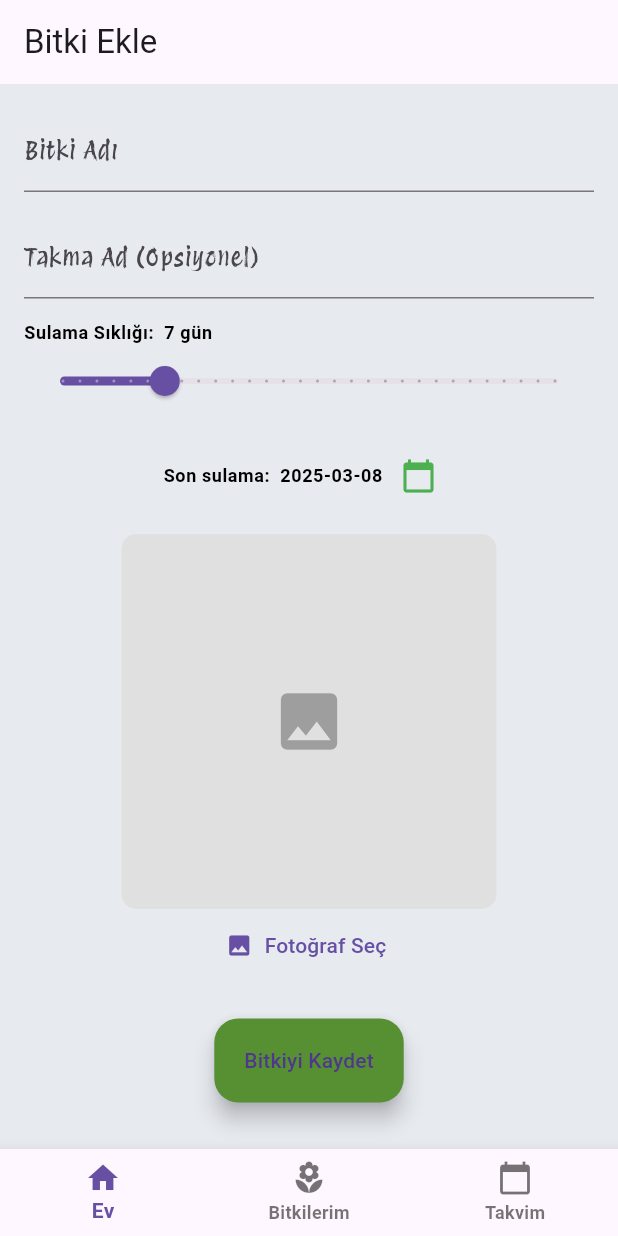
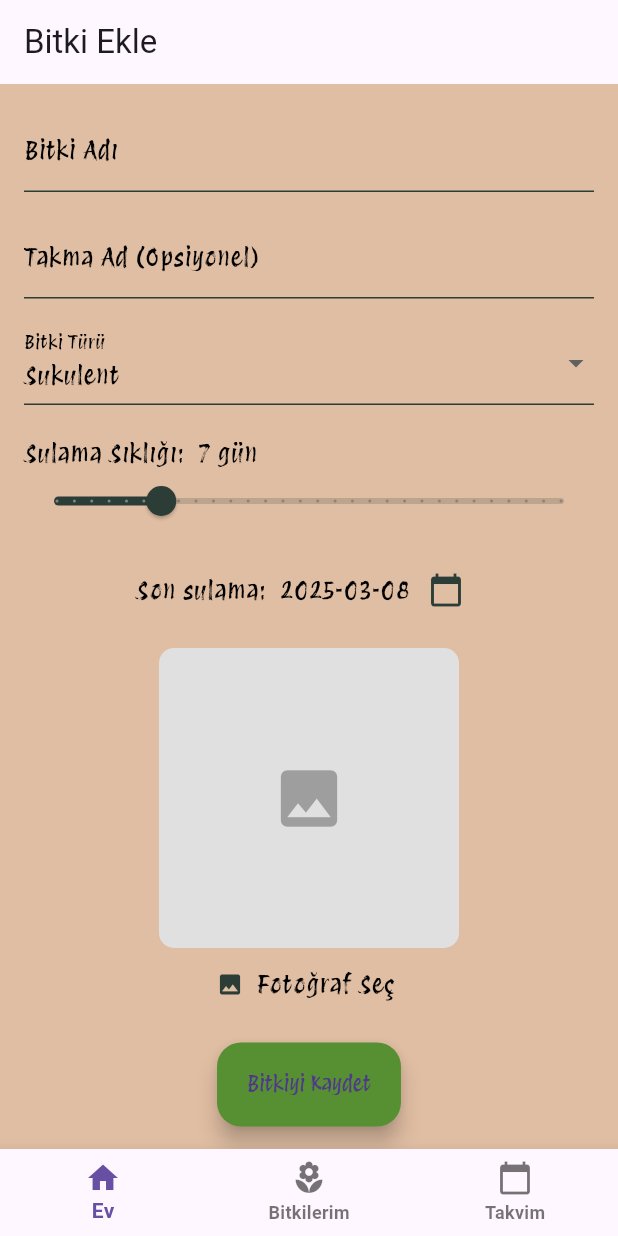
Before and after one commit to OsmanTurgut2335/planneT, a Flutter app: the screen it shows after launch, after a tap on "Bitki Ekle", on a phone screen of 412 x 824 dp. Run offline on Flutter 3.47's test engine with Material 3 defaults, Android fonts, the phone set to English and light mode, and no system bars; our stand-ins replace bloc, equatable, flutter_bloc, go_router, hive, hive_flutter and 2 more; accounts and stored records are empty.

Commit message:
ui improvements made in add plant screen

```diff
--- /dev/null
+++ b/assets/plant_types.json
@@ -0,0 +1,6 @@
+{
+    "genisYaprakli": ["Monstera", "Pothos", "Kauçuk Bitkisi"],
+    "sukulentKaktus": ["Sukulent", "Kaktüs", "Aloe Vera"],
+    "cicekli": ["Barış Çiçeği", "Orkide"],
+    "diger": ["Diğer"]
+  }
--- a/lib/core/constants/app_colors.dart
+++ b/lib/core/constants/app_colors.dart
@@ -1,5 +1,6 @@
 import 'package:flutter/material.dart';
 
 class AppColors {
-  static const Color scaffoldBackground = Color(0xFFE7EAEF);
+  static const Color scaffoldBackground = Color.fromARGB(255, 224, 190, 163);
+  static const Color deepPine = Color(0xFF2B3D36);
 }
--- a/lib/core/theme/app_theme.dart
+++ b/lib/core/theme/app_theme.dart
@@ -16,8 +16,17 @@ class AppTheme {
         // Diğer text stilleri...
       ),
 
-      floatingActionButtonTheme: FloatingActionButtonThemeData(backgroundColor: Color(0xFF569033)),
+      floatingActionButtonTheme: FloatingActionButtonThemeData(
+        backgroundColor: Color(0xFF569033),
+        extendedTextStyle: TextStyle(color: Colors.black, fontFamily: 'ProtestRevolution'),
+      ),
       scaffoldBackgroundColor: AppColors.scaffoldBackground,
+      inputDecorationTheme: InputDecorationTheme(
+        focusedBorder: UnderlineInputBorder(borderSide: BorderSide(color: Color(0xFF569033))),
+        enabledBorder: UnderlineInputBorder(borderSide: BorderSide(color: Color(0xFF2B3D36))),
+        // Label style (the text for the label)
+        labelStyle: TextStyle(color: Colors.black, fontFamily: 'ProtestRevolution'),
+      ),
     );
   }
 
--- a/lib/features/cubit/addplant/add_plant_cubit.dart
+++ b/lib/features/cubit/addplant/add_plant_cubit.dart
@@ -79,7 +79,10 @@ class AddPlantCubit extends Cubit<AddPlantState> {
       savePlant();
     }
   }
-
+  // Bitki türünü ayarlamak için yeni metot
+  void setPlantType(String type) {
+    emit(state.copyWith(plantType: type));
+  }
   void showImagePicker(BuildContext context) {
     showModalBottomSheet(
       context: context,
--- a/lib/features/cubit/addplant/add_plant_state.dart
+++ b/lib/features/cubit/addplant/add_plant_state.dart
@@ -4,13 +4,14 @@ class AddPlantState {
   final String? imagePath;
   final DateTime lastWateredDate;
   final int wateringFrequency;
-
   final bool isLoading;
   final bool isSuccess;
   final String? error;
 
+  // Yeni eklenen alan: Bitki Türü
+  final String plantType;
 
-   AddPlantState({
+  AddPlantState({
     this.plantName = '',
     this.plantNickname,
     this.imagePath,
@@ -19,8 +20,8 @@ class AddPlantState {
     this.isLoading = false,
     this.isSuccess = false,
     this.error,
+    this.plantType = 'Diğer', // Varsayılan değer
   }) : lastWateredDate = lastWateredDate ?? DateTime.now();
-
 
   AddPlantState copyWith({
     String? plantName,
@@ -31,6 +32,7 @@ class AddPlantState {
     bool? isLoading,
     bool? isSuccess,
     String? error,
+    String? plantType,
   }) {
     return AddPlantState(
       plantName: plantName ?? this.plantName,
@@ -41,6 +43,7 @@ class AddPlantState {
       isLoading: isLoading ?? this.isLoading,
       isSuccess: isSuccess ?? this.isSuccess,
       error: error,
+      plantType: plantType ?? this.plantType,
     );
   }
 }
--- a/lib/features/cubit/watering/watering_state.dart
+++ b/lib/features/cubit/watering/watering_state.dart
@@ -1,5 +1,5 @@
 
-import 'package:allplant/features/models/plant.dart';
+
 import 'package:allplant/features/models/upcoming_event.dart';
 
 abstract class WateringState {}
--- a/lib/features/models/plant.dart
+++ b/lib/features/models/plant.dart
@@ -16,20 +16,24 @@ class Plant extends HiveObject {
   @HiveField(3)
   final int wateringFrequencyInDays;
 
-  // Yeni alan: Nullable nickname
   @HiveField(4)
   final String? nickname;
 
   @HiveField(5)
   bool isWateredToday;
 
+
+  @HiveField(6)
+  final String plantType;
+
   Plant({
     required this.name,
     required this.imageUrl,
     required this.lastWateredDate,
     required this.wateringFrequencyInDays,
-    this.nickname, // nullable olduğu için required değil
+    this.nickname,
     this.isWateredToday = false,
+    this.plantType = 'Diğer',
   });
 
   int get daysUntilNextWatering {
--- a/lib/features/repository/add_plant_repository.dart
+++ b/lib/features/repository/add_plant_repository.dart
@@ -1,11 +1,9 @@
-
 import 'package:allplant/features/models/plant.dart';
 import 'package:hive/hive.dart';
-import 'package:image_picker/image_picker.dart';
+
 
 class AddPlantRepository {
   final Box<Plant> plantBox;
-  final ImagePicker _picker = ImagePicker();
 
   AddPlantRepository() : plantBox = Hive.box<Plant>('plants');
 
@@ -19,7 +17,6 @@ class AddPlantRepository {
     return plantBox.values.toList();
   }
 
-
   // 🗑 Bir bitkiyi sil
   Future<void> deletePlant(int index) async {
     await plantBox.deleteAt(index);
@@ -29,6 +26,4 @@ class AddPlantRepository {
   Future<void> updatePlant(int index, Plant updatedPlant) async {
     await plantBox.putAt(index, updatedPlant);
   }
-
-
 }
--- a/lib/features/widgets/calendar_state_handler.dart
+++ b/lib/features/widgets/calendar_state_handler.dart
@@ -91,9 +91,7 @@ class _CalendarStateHandlerState extends State<CalendarStateHandler> {
 
   List<String> _getEventsForDay(DateTime day, Map<DateTime, List<String>> wateringSchedule) {
     DateTime normalizedDay = DateTime(day.year, day.month, day.day);
-    print(wateringSchedule);
-    print(normalizedDay);
-    print(wateringSchedule[normalizedDay]);
+
     return wateringSchedule[normalizedDay] ?? [];
   }
 }
--- /dev/null
+++ b/lib/features/widgets/plant_type_dropdown.dart
@@ -0,0 +1,69 @@
+import 'dart:convert';
+import 'package:flutter/material.dart';
+import 'package:flutter/services.dart' show rootBundle;
+
+
+class PlantTypeDropdown extends StatefulWidget {
+  final Function(String) onSelected;
+
+  const PlantTypeDropdown({super.key, required this.onSelected});
+
+  @override
+  State<PlantTypeDropdown> createState() => _PlantTypeDropdownState();
+}
+
+class _PlantTypeDropdownState extends State<PlantTypeDropdown> {
+  List<String> _options = [];
+  String? _selected;
+
+  @override
+  void initState() {
+    super.initState();
+    _loadData();
+  }
+
+
+  Future<void> _loadData() async {
+    final String jsonString = await rootBundle.loadString('assets/plant_types.json');
+    final Map<String, dynamic> data = json.decode(jsonString);
+
+    final dayanikli = (data['sukulentKaktus'] as List).cast<String>();
+    final cicekli = (data['genisYaprakli'] as List).cast<String>();
+    final sarmasik = (data['cicekli'] as List).cast<String>();
+    final diger = (data['diger'] as List).cast<String>();
+
+
+    final allTypes = <String>[...dayanikli, ...cicekli, ...sarmasik, ...diger];
+
+    setState(() {
+      _options = allTypes;
+
+      _selected = allTypes.isNotEmpty ? allTypes.first : null;
+    });
+  }
+
+  @override
+  Widget build(BuildContext context) {
+
+    if (_options.isEmpty) {
+      return const Center(child: CircularProgressIndicator());
+    }
+
+    return DropdownButtonFormField<String>(
+      decoration: const InputDecoration(labelText: 'Bitki Türü'),
+      value: _selected,
+      items:
+          _options.map((type) {
+            return DropdownMenuItem(value: type, child: Text(type, style: Theme.of(context).textTheme.bodyLarge));
+          }).toList(),
+      onChanged: (value) {
+        if (value != null) {
+          setState(() {
+            _selected = value;
+          });
+          widget.onSelected(value);
+        }
+      },
+    );
+  }
+}
--- /dev/null
+++ b/lib/features/widgets/watering_slider.dart
@@ -0,0 +1,37 @@
+import 'package:allplant/core/constants/app_colors.dart';
+import 'package:allplant/features/cubit/addplant/add_plant_cubit.dart';
+import 'package:flutter/material.dart';
+import 'package:flutter_bloc/flutter_bloc.dart';
+
+class WateringSlider extends StatelessWidget {
+  const WateringSlider({super.key});
+
+  @override
+  Widget build(BuildContext context) {
+    final cubit = context.read<AddPlantCubit>();
+    final wateringFrequency = context.select<AddPlantCubit, int>((cubit) => cubit.state.wateringFrequency);
+
+    return SliderTheme(
+      data: SliderTheme.of(context).copyWith(
+        activeTrackColor: AppColors.deepPine,
+        inactiveTrackColor: AppColors.deepPine.withValues(alpha: 0.2),
+        thumbColor: AppColors.deepPine,
+        overlayColor: AppColors.deepPine.withValues(alpha: 0.2),
+        thumbShape: const RoundSliderThumbShape(enabledThumbRadius: 10),
+        overlayShape: const RoundSliderOverlayShape(overlayRadius: 20),
+        valueIndicatorColor: const Color(0xFFD8DDD7),
+        valueIndicatorTextStyle: const TextStyle(color: Colors.white),
+      ),
+      child: Slider(
+        value: wateringFrequency.toDouble(),
+        min: 1,
+        max: 30,
+        divisions: 29,
+        label: wateringFrequency.toString(),
+        onChanged: (value) {
+          cubit.updateWateringFrequency(value.toInt());
+        },
+      ),
+    );
+  }
+}
--- a/lib/pages/add_plant.dart
+++ b/lib/pages/add_plant.dart
@@ -1,6 +1,8 @@
 // ignore_for_file: public_member_api_docs, sort_constructors_first
 import 'dart:io';
 
+import 'package:allplant/features/widgets/plant_type_dropdown.dart';
+import 'package:allplant/features/widgets/watering_slider.dart';
 import 'package:flutter/material.dart';
 import 'package:flutter_bloc/flutter_bloc.dart';
 
@@ -8,8 +10,6 @@ import 'package:allplant/core/constants/strings.dart';
 import 'package:allplant/features/cubit/addplant/add_plant_cubit.dart';
 import 'package:allplant/features/cubit/addplant/add_plant_state.dart';
 import 'package:allplant/features/repository/add_plant_repository.dart';
-
-
 
 class AddPlantScreen extends StatefulWidget {
   const AddPlantScreen({super.key});
@@ -30,13 +30,9 @@ class _AddPlantScreenState extends State<AddPlantScreen> {
         child: BlocConsumer<AddPlantCubit, AddPlantState>(
           listener: (context, state) {
             if (state.isSuccess) {
-              ScaffoldMessenger.of(context).showSnackBar(
-                const SnackBar(content: Text(AppStrings.successMessage)),
-              );
+              ScaffoldMessenger.of(context).showSnackBar(const SnackBar(content: Text(AppStrings.successMessage)));
             } else if (state.error != null) {
-              ScaffoldMessenger.of(context).showSnackBar(
-                SnackBar(content: Text(state.error!)),
-              );
+              ScaffoldMessenger.of(context).showSnackBar(SnackBar(content: Text(state.error!)));
             }
           },
           builder: (context, state) {
@@ -55,28 +51,31 @@ class _AddPlantScreenState extends State<AddPlantScreen> {
                       onSaved: (value) => cubit.setPlantName(value!),
                     ),
                     const SizedBox(height: 15),
-                    CustomTextField(
-                      label: AppStrings.nicknameLabel,
-                      onSaved: (value) => cubit.setPlantNickname(value),
+                    CustomTextField(label: AppStrings.nicknameLabel, onSaved: (value) => cubit.setPlantNickname(value)),
+                    const SizedBox(height: 15),
+                    PlantTypeDropdown(
+                      onSelected: (selectedType) {
+                        context.read<AddPlantCubit>().setPlantType(selectedType);
+                      },
                     ),
-                    const SizedBox(height: 15),
+                    const SizedBox(height: 20),
                     // 💧 Watering Frequency Display and Slider
                     Text(
                       "${AppStrings.wateringFrequencyLabel} ${state.wateringFrequency} gün",
-                      style: Theme.of(context).textTheme.bodySmall,
+                      style: Theme.of(context).textTheme.bodyLarge,
                     ),
                     const WateringSlider(),
                     const SizedBox(height: 15),
-                    // 📅 Last Watered Date Picker
+
                     Row(
                       mainAxisAlignment: MainAxisAlignment.center,
                       children: [
                         Text(
                           "${AppStrings.lastWateredLabel} ${state.lastWateredDate.toString().split(' ')[0]}",
-                          style: Theme.of(context).textTheme.bodySmall,
+                          style: Theme.of(context).textTheme.bodyLarge,
                         ),
                         IconButton(
-                          icon: const Icon(Icons.calendar_today, color: Colors.green),
+                          icon: const Icon(Icons.calendar_today, color: Color(0xFF2B3D36)),
                           onPressed: () async {
                             DateTime? pickedDate = await showDatePicker(
                               context: context,
@@ -99,8 +98,8 @@ class _AddPlantScreenState extends State<AddPlantScreen> {
                           ImagePickerWidget(state: state),
                           TextButton.icon(
                             onPressed: () => cubit.showImagePicker(context),
-                            icon: const Icon(Icons.image),
-                            label: const Text(AppStrings.selectImage),
+                            icon: const Icon(Icons.image, color: Color(0xFF2B3D36)),
+                            label: Text(AppStrings.selectImage, style: Theme.of(context).textTheme.bodyLarge),
                           ),
                         ],
                       ),
@@ -113,7 +112,7 @@ class _AddPlantScreenState extends State<AddPlantScreen> {
                       child: Center(
                         child: FloatingActionButton.extended(
                           onPressed: () => cubit.validateAndSaveForm(_formKey),
-                          label: const Text(AppStrings.savePlant),
+                          label: Text(AppStrings.savePlant),
                         ),
                       ),
                     ),
@@ -128,29 +127,6 @@ class _AddPlantScreenState extends State<AddPlantScreen> {
   }
 }
 
-class WateringSlider extends StatelessWidget {
-  const WateringSlider({super.key});
-
-  @override
-  Widget build(BuildContext context) {
-    final cubit = context.read<AddPlantCubit>();
-    final wateringFrequency = context.select<AddPlantCubit, int>(
-      (cubit) => cubit.state.wateringFrequency,
-    );
-
-    return Slider(
-      value: wateringFrequency.toDouble(),
-      min: 1,
-      max: 30,
-      divisions: 29,
-      label: wateringFrequency.toString(),
-      onChanged: (value) {
-        cubit.updateWateringFrequency(value.toInt());
-      },
-    );
-  }
-}
-
 class CustomTextField extends StatelessWidget {
   final String label;
   final String? Function(String?)? validator;
@@ -160,11 +136,7 @@ class CustomTextField extends StatelessWidget {
 
   @override
   Widget build(BuildContext context) {
-    return TextFormField(
-      decoration: InputDecoration(labelText: label),
-      validator: validator,
-      onSaved: onSaved,
-    );
+    return TextFormField(decoration: InputDecoration(labelText: label), validator: validator, onSaved: onSaved);
   }
 }
 
@@ -176,15 +148,12 @@ class ImagePickerWidget extends StatelessWidget {
   @override
   Widget build(BuildContext context) {
     if (state.imagePath != null) {
-      return Image.file(File(state.imagePath!), width: 250, height: 250);
+      return Image.file(File(state.imagePath!), width: 200, height: 200);
     } else {
       return Container(
-        width: 250,
-        height: 250,
-        decoration: BoxDecoration(
-          color: Colors.grey.shade300,
-          borderRadius: BorderRadius.circular(10),
-        ),
+        width: 200,
+        height: 200,
+        decoration: BoxDecoration(color: Colors.grey.shade300, borderRadius: BorderRadius.circular(10)),
         child: const Center(child: Icon(Icons.image, size: 50, color: Colors.grey)),
       );
     }
--- a/lib/pages/home_screen.dart
+++ b/lib/pages/home_screen.dart
@@ -3,10 +3,10 @@ import 'dart:math';
 import 'package:allplant/core/constants/paddings.dart';
 import 'package:allplant/core/widgets/button/add_plant_button.dart';
 import 'package:allplant/features/widgets/image/leaf_image.dart';
-import 'package:allplant/features/widgets/myplants_listview.dart';
-import 'package:allplant/features/widgets/random_info_text.dart';
+import 'package:allplant/features/widgets/list/myplants_listview.dart';
+import 'package:allplant/features/widgets/text/random_info_text.dart';
 
-import 'package:allplant/features/widgets/upcoming_water_list.dart';
+import 'package:allplant/features/widgets/list/upcoming_water_list.dart';
 import 'package:flutter/material.dart';
 
 class HomeScreen extends StatefulWidget {
--- a/pubspec.yaml
+++ b/pubspec.yaml
@@ -66,6 +66,7 @@ flutter:
 
   assets:
       - assets/images/
+      - assets/plant_types.json
   #   - images/a_dot_ham.jpeg
 
 
```
Also changed, not shown: lib/features/widgets/card/plant_card.dart (+4 -4 lines), lib/main.dart (+3 -4 lines), lib/features/models/plant.g.dart, lib/features/widgets/list/myplants_listview.dart (renamed from lib/features/widgets/myplants_listview.dart), lib/features/widgets/list/upcoming_water_list.dart (renamed from lib/features/widgets/upcoming_water_list.dart), lib/features/widgets/text/random_info_text.dart (renamed from lib/features/widgets/random_info_text.dart).
